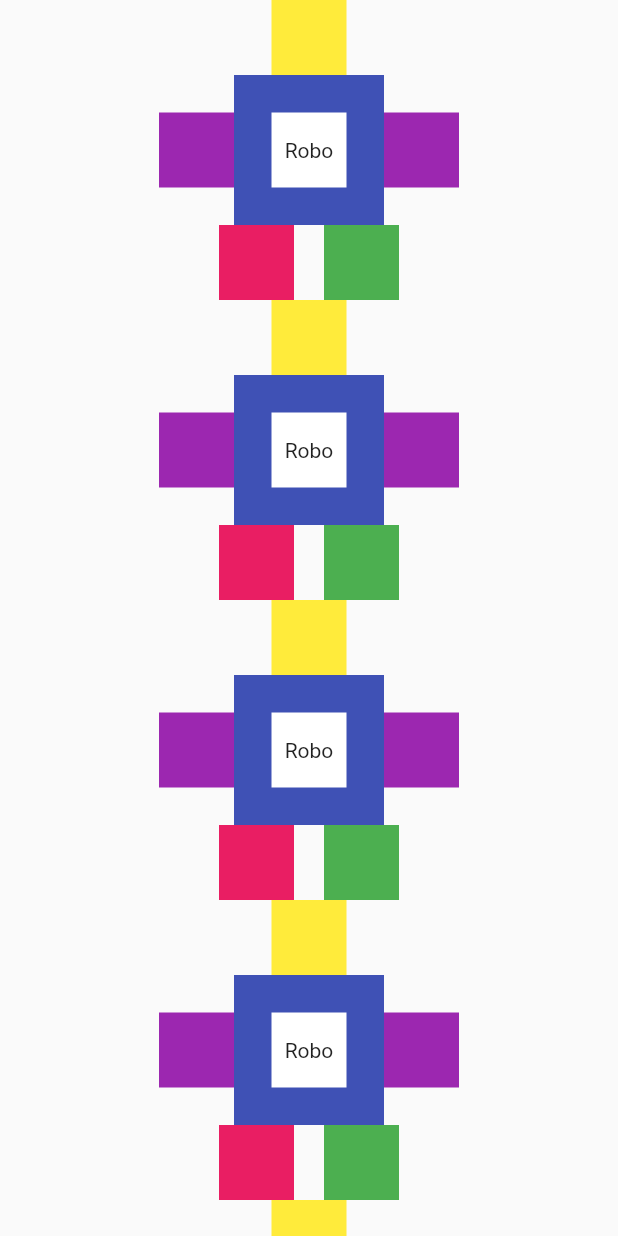
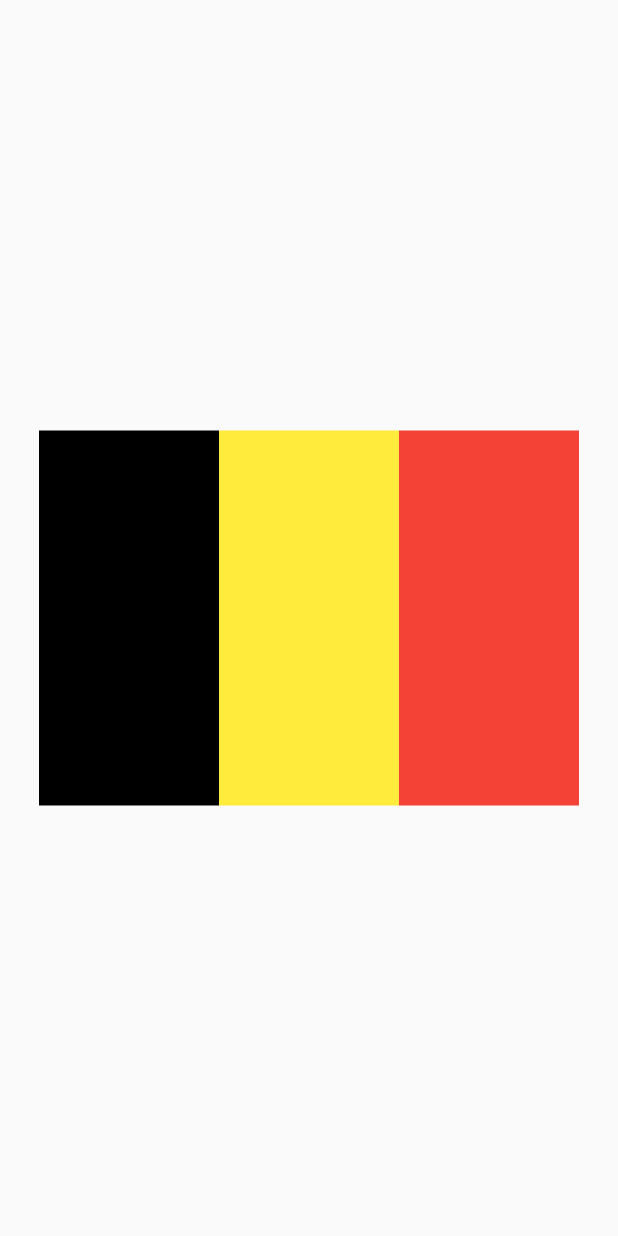
Before and after one commit to matiasfilho81/fe_no_pai, a Flutter app: the screen it shows after launch, on a phone screen of 412 x 824 dp. Run offline on Flutter 3.47's test engine with Material 2 defaults, Android fonts, the phone set to English and light mode, and no system bars.

Commit message:
bandeira da belgica

```diff
--- a/lib/home.dart
+++ b/lib/home.dart
@@ -10,7 +10,7 @@ class MyHomePage extends StatefulWidget {
 }
 
 class _MyHomePageState extends State<MyHomePage> {
-  int _counter = 0;
+  // int _counter = 0;
 
   // void _incrementCounter() {
   //   setState(() {
@@ -21,30 +21,36 @@ class _MyHomePageState extends State<MyHomePage> {
   @override
   Widget build(BuildContext context) {
     return Scaffold(
-      body: SingleChildScrollView(
-        child: Column(
-          mainAxisAlignment: MainAxisAlignment.spaceAround,
-          children: [
-            robo(),
-            robo(),
-            robo(),
-            robo(),
-            robo(),
-            robo(),
-            robo(),
-            robo(),
-            robo(),
-            robo(),
-            robo(),
-            robo(),
-            robo(),
-            robo(),
-            robo(),
-          ],
-        ),
+      body: Column(
+        mainAxisAlignment: MainAxisAlignment.center,
+        children: [
+          // robo(),
+          bandeiraBelgica()
+        ],
       ),
     );
   }
+}
+
+Widget bandeiraBelgica() {
+  return Row(
+    mainAxisAlignment: MainAxisAlignment.center,
+    children: [
+      faixa(cor: Colors.black),
+      faixa(cor: Colors.yellow),
+      faixa(cor: Colors.red),
+    ],
+  );
+}
+
+Widget faixa({Color cor}) {
+  final double h = 250.0;
+  final double l = 120.0;
+  return Container(
+    height: h,
+    width: l,
+    color: cor,
+  );
 }
 
 Widget robo() {
--- a/lib/login.dart
+++ b/lib/login.dart
@@ -10,7 +10,7 @@ class MyLogin extends StatefulWidget {
 }
 
 class _MyLoginState extends State<MyLogin> {
-  int _counter = 0;
+  // int _counter = 0;
 
   // void _incrementCounter() {
   //   setState(() {
```
Also changed, not shown: 1 other file.
